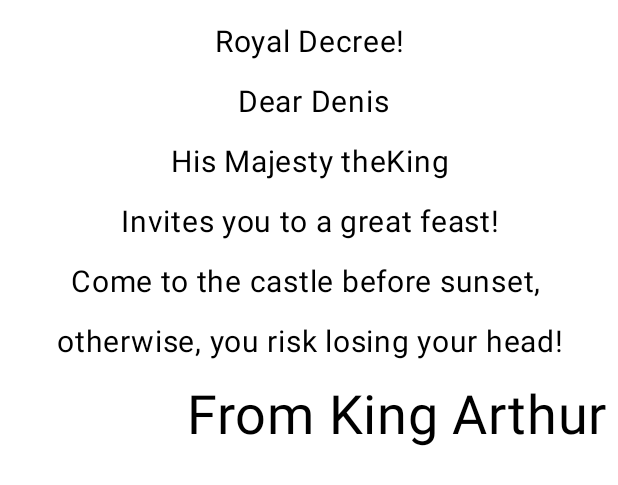
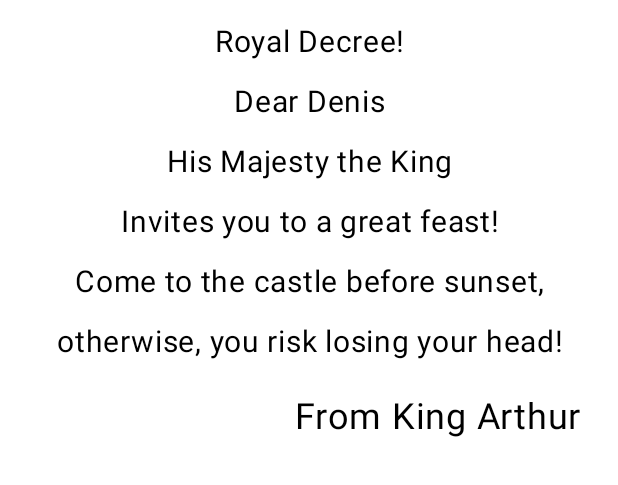
Before and after one commit to Zlabs232/PixLetter_ZorinRoman_AndroidStudio_Lab2, an Android app built with Jetpack Compose: the @Preview function RoyalInvitationPreview, on a phone screen of 412 x 824 dp. Shown: the top 485 px of the screen. Run offline under Robolectric (Android 15) with nearby library versions, the phone set to English and light mode, and no system bars.

Commit message:
Финальная версия кода. Финаль

```diff
--- a/app/src/main/java/com/zoirn/pixletter/MainActivity.kt
+++ b/app/src/main/java/com/zoirn/pixletter/MainActivity.kt
@@ -4,21 +4,17 @@ import android.os.Bundle
 import androidx.activity.ComponentActivity
 import androidx.activity.compose.setContent
 import androidx.activity.enableEdgeToEdge
-import androidx.compose.foundation.layout.Arrangement
-import androidx.compose.foundation.layout.Column
-import androidx.compose.foundation.layout.fillMaxSize
-import androidx.compose.foundation.layout.fillMaxWidth
-import androidx.compose.foundation.layout.padding
+import androidx.compose.foundation.layout.*
 import androidx.compose.material3.Scaffold
 import androidx.compose.material3.Text
 import androidx.compose.runtime.Composable
+import androidx.compose.ui.Alignment
 import androidx.compose.ui.Modifier
 import androidx.compose.ui.text.style.TextAlign
 import androidx.compose.ui.tooling.preview.Preview
 import androidx.compose.ui.unit.dp
 import androidx.compose.ui.unit.sp
 import com.zoirn.pixletter.ui.theme.PixLetterTheme
-
 
 class MainActivity : ComponentActivity() {
     override fun onCreate(savedInstanceState: Bundle?) {
@@ -27,27 +23,37 @@ class MainActivity : ComponentActivity() {
         setContent {
             PixLetterTheme {
                 Scaffold(modifier = Modifier.fillMaxSize()) { innerPadding ->
+                    GreetingText(
+                        message = "Royal Decree!\nDear Denis\nHis Majesty the King\nInvites you to a great feast!\nCome to the castle before sunset,\notherwise, you risk losing your head!",
+                        from = "From King Arthur",
+                        modifier = Modifier
+                            .fillMaxSize()
+                            .padding(innerPadding) // <- важная строка
+                    )
                 }
             }
         }
     }
 }
 
-
-
 @Preview(showBackground = true)
 @Composable
 fun RoyalInvitationPreview() {
-        PixLetterTheme {
-            GreetingText (message = "Royal Decree!\n Dear Denis\nHis Majesty theKing\nInvites you to a great feast!\nCome to the castle before sunset, \notherwise, you risk losing your head!", from = "From King Arthur")
-        }
+    PixLetterTheme {
+        GreetingText(
+            message = "Royal Decree!\nDear Denis\nHis Majesty the King\nInvites you to a great feast!\nCome to the castle before sunset,\notherwise, you risk losing your head!",
+            from = "From King Arthur",
+            modifier = Modifier.padding(8.dp)
+        )
     }
+}
 
 @Composable
 fun GreetingText(message: String, from: String, modifier: Modifier = Modifier) {
     Column(
-        modifier = modifier.padding(8.dp),
-        verticalArrangement = Arrangement.Center
+        modifier = modifier,
+        verticalArrangement = Arrangement.Center,
+        horizontalAlignment = Alignment.CenterHorizontally
     ) {
         Text(
             text = message,
@@ -58,9 +64,10 @@ fun GreetingText(message: String, from: String, modifier: Modifier = Modifier) {
         )
         Text(
             text = from,
-            fontSize = 36.sp,
-            textAlign = TextAlign.End,
-            modifier = Modifier.fillMaxWidth().padding(top = 8.dp)
+            fontSize = 24.sp,
+            modifier = Modifier
+                .padding(16.dp)
+                .align(Alignment.End)
         )
     }
 }
```
